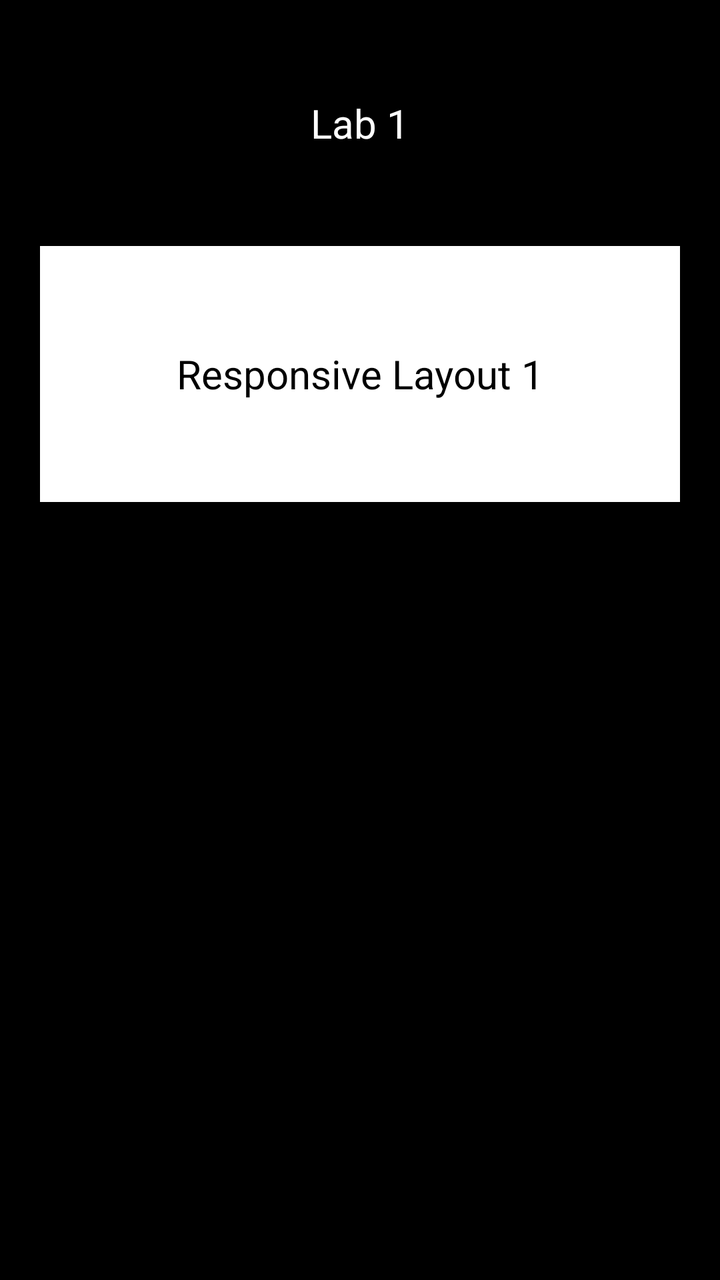
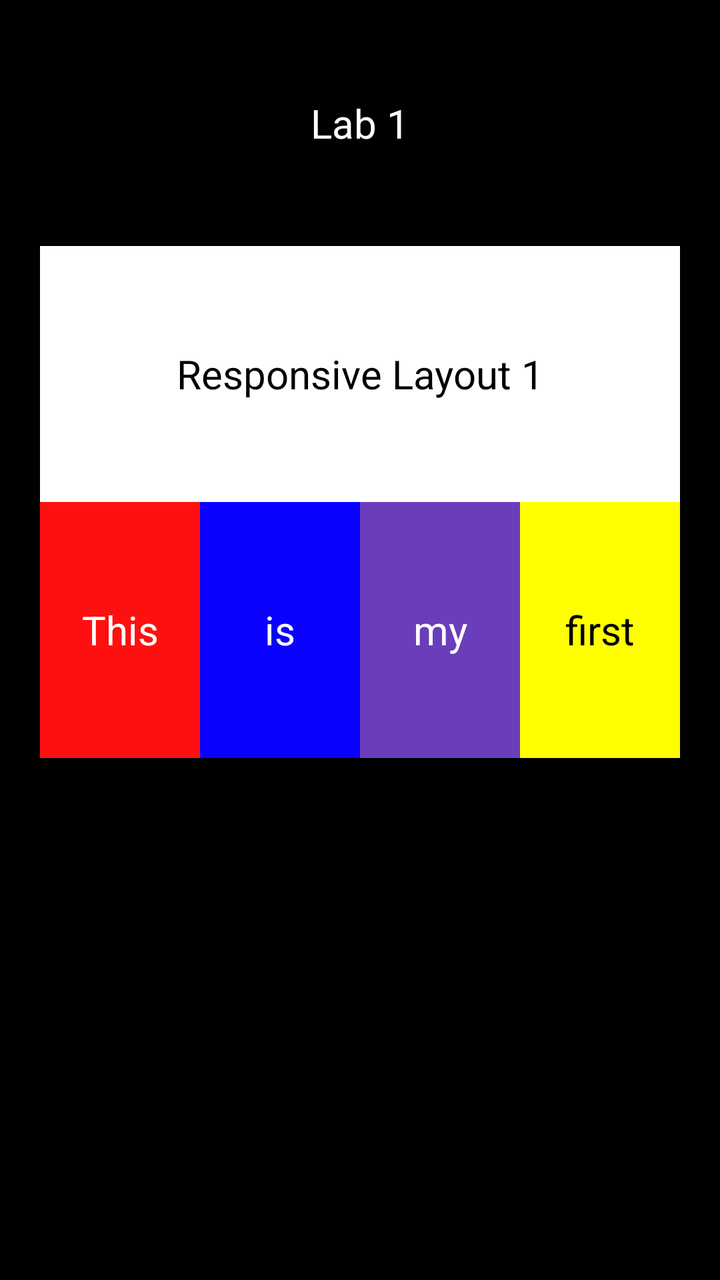

Before-and-after screenshots of an Android layout around one commit, followed by the original layout XML and the change that was made.
<!-- AndroidManifest.xml: application theme Theme.Practice_1 -->
<!-- res/layout/activity_main.xml -->
<?xml version="1.0" encoding="utf-8"?>
<LinearLayout xmlns:android="http://schemas.android.com/apk/res/android"
    xmlns:tools="http://schemas.android.com/tools"
    android:id="@+id/main"
    android:layout_width="match_parent"
    android:layout_height="match_parent"
    android:background="@android:color/black"
    android:orientation="vertical"
    tools:context=".MainActivity">

    <TextView
        android:layout_width="match_parent"
        android:layout_height="wrap_content"
        android:gravity="center"
        android:paddingTop="48dp"
        android:paddingBottom="48dp"
        android:text="Lab 1"
        android:textColor="@android:color/white"
        android:textSize="20sp" />

    <TextView
        android:layout_width="match_parent"
        android:layout_height="128dp"
        android:layout_marginStart="20dp"
        android:layout_marginEnd="20dp"
        android:background="@android:color/white"
        android:gravity="center"
        android:text="Responsive Layout 1"
        android:textColor="@android:color/black"
        android:textSize="20sp" />

</LinearLayout>
<!-- resources referenced by this layout -->
<resources>
  <style name="Theme.Practice_1" parent="Base.Theme.Practice_1" />
  <style name="Base.Theme.Practice_1" parent="Theme.Material3.DayNight.NoActionBar">
          
          
      </style>
</resources>

<!-- the commit's change to res/layout/activity_main.xml (unified diff, before → after) -->
@@ -29,4 +29,52 @@
         android:textColor="@android:color/black"
         android:textSize="20sp" />
 
+    <LinearLayout
+        android:layout_width="match_parent"
+        android:layout_height="128dp"
+        android:layout_marginStart="20dp"
+        android:layout_marginEnd="20dp"
+        android:orientation="horizontal">
+
+        <TextView
+            android:layout_width="0dp"
+            android:layout_height="match_parent"
+            android:layout_weight="1"
+            android:background="#FF1010"
+            android:gravity="center"
+            android:text="This"
+            android:textColor="@android:color/white"
+            android:textSize="20sp" />
+
+        <TextView
+            android:layout_width="0dp"
+            android:layout_height="match_parent"
+            android:layout_weight="1"
+            android:background="#0900FF"
+            android:gravity="center"
+            android:text="is"
+            android:textColor="@android:color/white"
+            android:textSize="20sp" />
+
+        <TextView
+            android:layout_width="0dp"
+            android:layout_height="match_parent"
+            android:layout_weight="1"
+            android:background="#6A3DBB"
+            android:gravity="center"
+            android:text="my"
+            android:textColor="@android:color/white"
+            android:textSize="20sp" />
+
+        <TextView
+            android:layout_width="0dp"
+            android:layout_height="match_parent"
+            android:layout_weight="1"
+            android:background="#FFFF00"
+            android:gravity="center"
+            android:text="first"
+            android:textColor="@android:color/black"
+            android:textSize="20sp" />
+    </LinearLayout>
+
 </LinearLayout>
